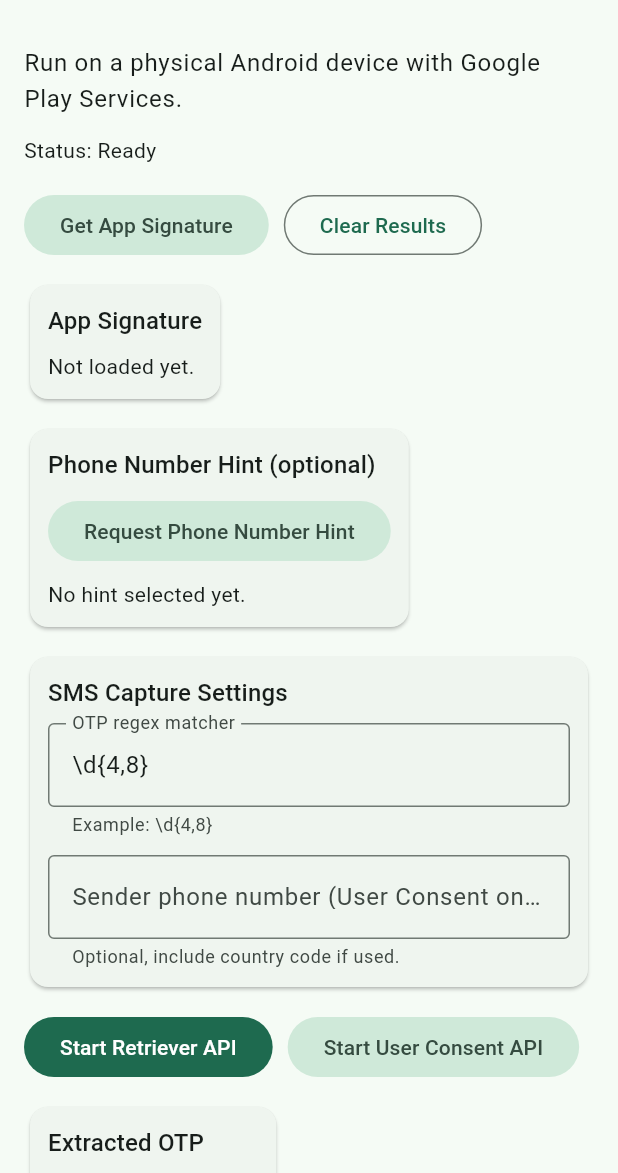
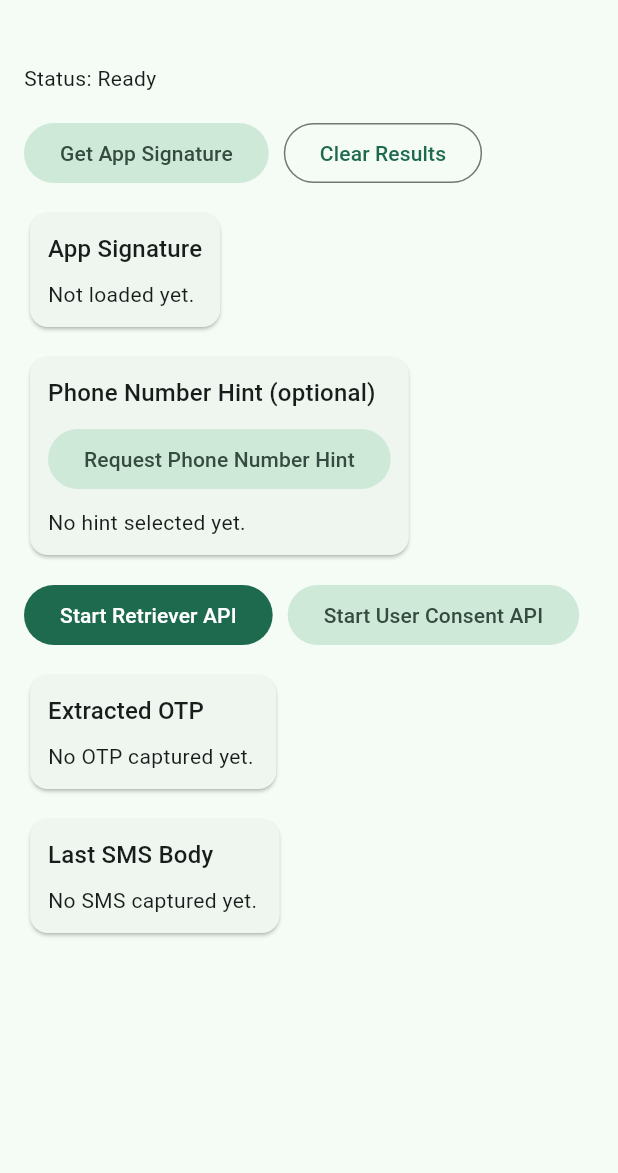
Before and after one commit to ramanathanMuthuraman/sms_auto_read, a Flutter app: the screen it shows after launch, on a phone screen of 412 x 824 dp, the part 63-1236 px from its top. Run offline on Flutter 3.47's test engine with Material 3 defaults, Android fonts, the phone set to English and light mode, and no system bars; missing offline and left inert: smart_auth.

Commit message:
refactor widget

```diff
--- a/lib/main.dart
+++ b/lib/main.dart
@@ -33,13 +33,7 @@ class SmsSpikePage extends StatefulWidget {
 }
 
 class _SmsSpikePageState extends State<SmsSpikePage> {
-  static const String _defaultMatcher = r'\d{4,8}';
-
   final SmartAuth _smartAuth = SmartAuth.instance;
-  final TextEditingController _senderController = TextEditingController();
-  final TextEditingController _matcherController = TextEditingController(
-    text: _defaultMatcher,
-  );
 
   String _status = 'Ready';
   String? _appSignature;
@@ -47,11 +41,6 @@ class _SmsSpikePageState extends State<SmsSpikePage> {
   String? _lastSms;
   String? _lastCode;
   bool _busy = false;
-
-  String get _matcher {
-    final matcher = _matcherController.text.trim();
-    return matcher.isEmpty ? _defaultMatcher : matcher;
-  }
 
   Future<void> _runAction(
     String actionLabel,
@@ -110,7 +99,7 @@ class _SmsSpikePageState extends State<SmsSpikePage> {
   }
 
   Future<void> _startRetrieverFlow() async {
-    final result = await _smartAuth.getSmsWithRetrieverApi(matcher: _matcher);
+    final result = await _smartAuth.getSmsWithRetrieverApi();
     if (!mounted) return;
 
     if (result.hasData) {
@@ -129,12 +118,7 @@ class _SmsSpikePageState extends State<SmsSpikePage> {
   }
 
   Future<void> _startUserConsentFlow() async {
-    final sender = _senderController.text.trim();
-
-    final result = await _smartAuth.getSmsWithUserConsentApi(
-      matcher: _matcher,
-      senderPhoneNumber: sender.isEmpty ? null : sender,
-    );
+    final result = await _smartAuth.getSmsWithUserConsentApi();
 
     if (!mounted) return;
 
@@ -171,8 +155,6 @@ class _SmsSpikePageState extends State<SmsSpikePage> {
   void dispose() {
     unawaited(_smartAuth.removeUserConsentApiListener());
     unawaited(_smartAuth.removeSmsRetrieverApiListener());
-    _senderController.dispose();
-    _matcherController.dispose();
     super.dispose();
   }
 
@@ -188,10 +170,6 @@ class _SmsSpikePageState extends State<SmsSpikePage> {
           child: Column(
             crossAxisAlignment: CrossAxisAlignment.start,
             children: [
-              Text(
-                'Run on a physical Android device with Google Play Services.',
-                style: theme.textTheme.bodyLarge,
-              ),
               const SizedBox(height: 12),
               SelectableText('Status: $_status'),
               const SizedBox(height: 16),
@@ -240,31 +218,6 @@ class _SmsSpikePageState extends State<SmsSpikePage> {
                 ),
               ),
               const SizedBox(height: 12),
-              _SectionCard(
-                title: 'SMS Capture Settings',
-                child: Column(
-                  children: [
-                    TextField(
-                      controller: _matcherController,
-                      decoration: const InputDecoration(
-                        labelText: 'OTP regex matcher',
-                        helperText: r'Example: \d{4,8}',
-                        border: OutlineInputBorder(),
-                      ),
-                    ),
-                    const SizedBox(height: 12),
-                    TextField(
-                      controller: _senderController,
-                      decoration: const InputDecoration(
-                        labelText: 'Sender phone number (User Consent only)',
-                        helperText: 'Optional, include country code if used.',
-                        border: OutlineInputBorder(),
-                      ),
-                    ),
-                  ],
-                ),
-              ),
-              const SizedBox(height: 12),
               Wrap(
                 spacing: 10,
                 runSpacing: 10,
@@ -299,15 +252,6 @@ class _SmsSpikePageState extends State<SmsSpikePage> {
                 title: 'Last SMS Body',
                 child: SelectableText(_lastSms ?? 'No SMS captured yet.'),
               ),
-              const SizedBox(height: 12),
-              _SectionCard(
-                title: 'SMS Template (Retriever API)',
-                child: SelectableText(
-                  _appSignature == null
-                      ? 'Load app signature first, then include it at the end of your OTP SMS.'
-                      : '<#> Your OTP is 123456\n$_appSignature',
-                ),
-              ),
             ],
           ),
         ),
```
